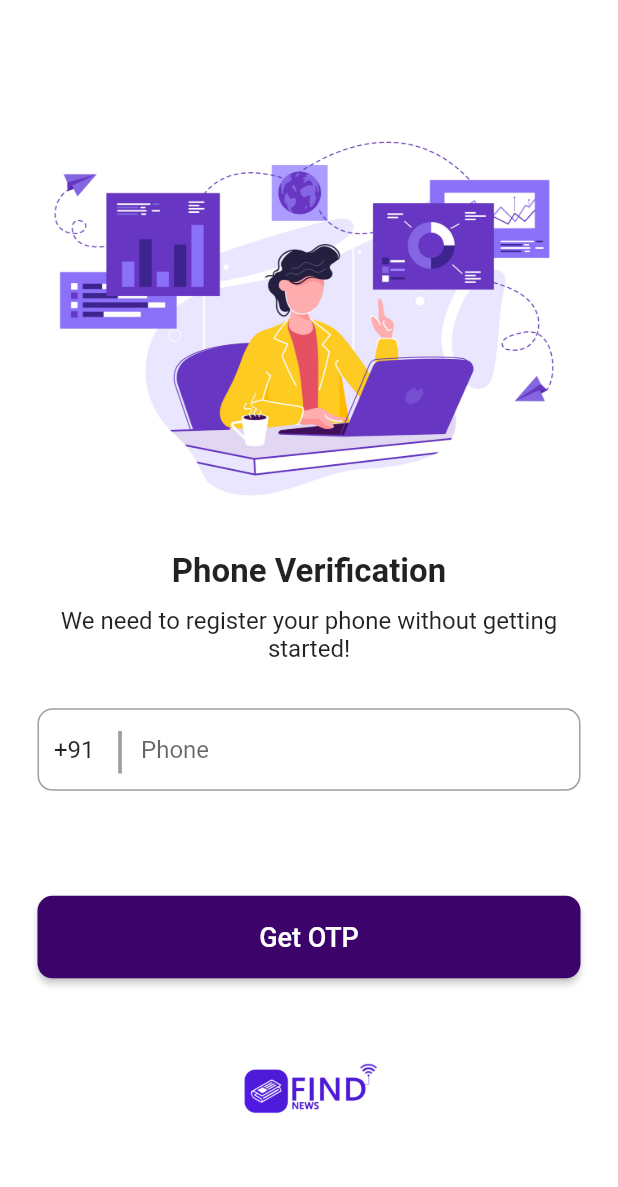
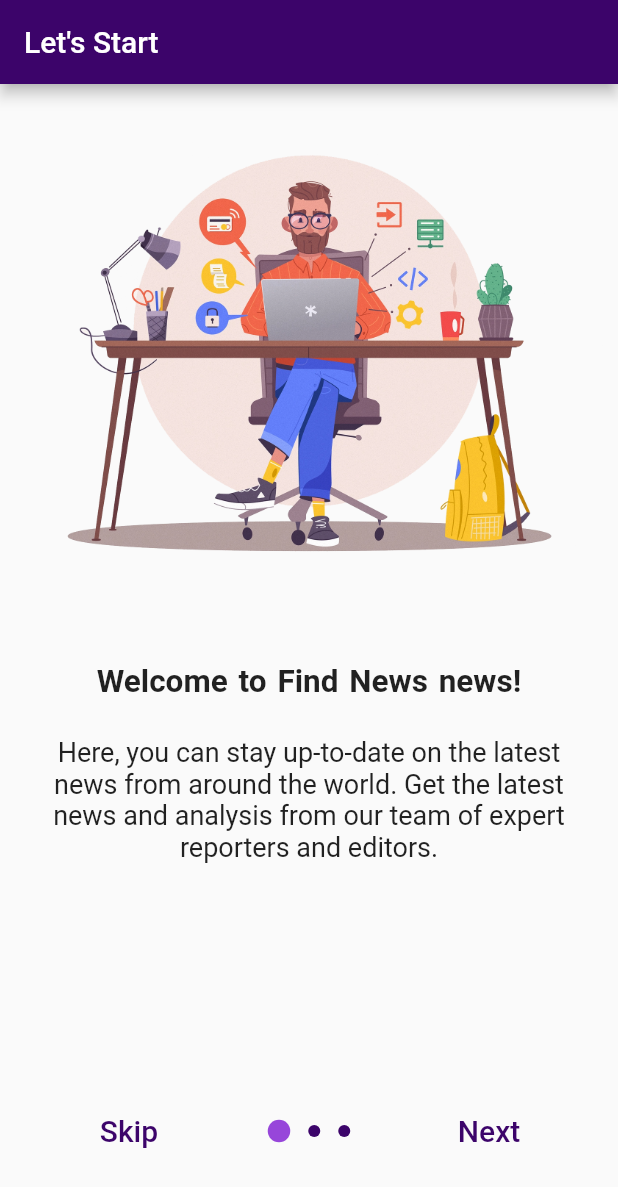
Before and after one commit to MeAnandCB/News_App_Firebase, a Flutter app: the screen it shows after launch, on a phone screen of 412 x 824 dp. Shown: the top 1187 px of the screen. Run offline on Flutter 3.47's test engine with Material 2 defaults, Android fonts, the phone set to English and light mode, and no system bars; drawn by our look-alikes of introduction_screen; our stand-ins replace firebase_auth, firebase_core, lottie, shared_preferences, webview_flutter; accounts and stored records are empty.

Commit message:
Third Commit

```diff
--- /dev/null
+++ b/lib/Introduction_Screen/indroduction_screen.dart
@@ -0,0 +1,98 @@
+import 'package:flutter/material.dart';
+import 'package:introduction_screen/introduction_screen.dart';
+import 'package:shared_preferences/shared_preferences.dart';
+
+import '../Screens/LogInPage.dart';
+
+class Intro extends StatelessWidget {
+  Intro({super.key});
+
+  final List<PageViewModel> pages = [
+    PageViewModel(
+      title: 'Welcome to Find News news!',
+      body:
+          'Here, you can stay up-to-date on the latest news from around the world. Get the latest news and analysis from our team of expert reporters and editors.',
+      image: Center(
+        child: Image.asset('assets/img/welcome.png'),
+      ),
+      decoration: const PageDecoration(
+        titleTextStyle: TextStyle(
+            fontSize: 21.0, fontWeight: FontWeight.bold, wordSpacing: 2),
+      ),
+    ),
+    PageViewModel(
+      title: 'Stay informed with the latest breaking news',
+      body:
+          "Stay informed with the latest breaking news and alerts. Our app will notify you of major events as they happen.",
+      image: Center(
+        child: Image.asset('assets/img/1stpage.png'),
+      ),
+      decoration: const PageDecoration(
+        titleTextStyle: TextStyle(
+            fontSize: 21.0, fontWeight: FontWeight.bold, wordSpacing: 2),
+      ),
+    ),
+    PageViewModel(
+      title: 'Thanks for choosing our news app.!!',
+      body:
+          "We're dedicated to bringing you the latest and most accurate news from around the world. ",
+      image: Center(
+        child: Image.asset('assets/img/2nd.png'),
+      ),
+      decoration: const PageDecoration(
+        titleTextStyle: TextStyle(
+            fontSize: 21.0, fontWeight: FontWeight.bold, wordSpacing: 2),
+      ),
+    ),
+  ];
+
+  @override
+  Widget build(BuildContext context) {
+    return Scaffold(
+      appBar: AppBar(
+        backgroundColor: Color.fromARGB(255, 60, 4, 106),
+        title: Text("Let's Start"),
+      ),
+      body: Padding(
+        padding: const EdgeInsets.symmetric(vertical: 20.0),
+        child: Padding(
+          padding: const EdgeInsets.all(10),
+          child: IntroductionScreen(
+              pages: pages,
+              dotsDecorator: const DotsDecorator(
+                  size: Size(8, 12),
+                  color: Color.fromARGB(255, 60, 4, 106),
+                  activeColor: Color.fromARGB(255, 151, 70, 218),
+                  activeSize: Size.square(15)),
+              showDoneButton: true,
+              done: const Text('Done',
+                  style: TextStyle(
+                    fontSize: 20,
+                    color: Color.fromARGB(255, 60, 4, 106),
+                  )),
+              showSkipButton: true,
+              skip: const Text('Skip',
+                  style: TextStyle(
+                    fontSize: 20,
+                    color: Color.fromARGB(255, 60, 4, 106),
+                  )),
+              showNextButton: true,
+              next: const Text('Next',
+                  style: TextStyle(
+                    fontSize: 20,
+                    color: Color.fromARGB(255, 60, 4, 106),
+                  )),
+              onDone: () => onDone(context),
+              curve: Curves.bounceInOut),
+        ),
+      ),
+    );
+  }
+}
+
+void onDone(context) async {
+  final preffer = await SharedPreferences.getInstance();
+  await preffer.setBool('On_Boarding', false);
+  Navigator.pushReplacement(
+      context, MaterialPageRoute(builder: (context) => MyPhone()));
+}
--- a/lib/main.dart
+++ b/lib/main.dart
@@ -1,8 +1,7 @@
 import 'package:firebase_core/firebase_core.dart';
 import 'package:flutter/material.dart';
 import 'package:newsapp_with_otp/view/spalsh.dart';
-
-import 'Screens/LogInPage.dart';
+import 'Introduction_Screen/indroduction_screen.dart';
 
 void main() async {
   WidgetsFlutterBinding.ensureInitialized();
@@ -42,7 +41,7 @@ class _MyAppState extends State<MyApp> {
         primarySwatch: Colors.blue,
       ),
       // ignore: prefer_const_constructors
-      home: showingSplash ? SplashScreen() : MyPhone(),
+      home: showingSplash ? SplashScreen() : Intro(),
     );
   }
 }
--- a/lib/view/widget/NewsContainer.dart
+++ b/lib/view/widget/NewsContainer.dart
@@ -3,7 +3,6 @@ import 'package:flutter/material.dart';
 import 'package:url_launcher/url_launcher.dart';
 
 import '../detail_view.dart';
-import 'newsContainerNew.dart';
 
 class NewsContainer extends StatelessWidget {
   String imgUrl;
--- a/pubspec.yaml
+++ b/pubspec.yaml
@@ -43,7 +43,10 @@ dependencies:
   pinput: ^2.2.21
   firebase_core: ^2.4.1
   firebase_auth: ^4.2.5
-  rich_alert: ^0.1.32
+  country_picker: ^2.0.19
+  introduction_screen: ^3.1.4
+  shared_preferences: ^2.0.16
+
 
 dev_dependencies:
   flutter_test:
```
Also changed, not shown: lib/Screens/favorate_selection_page.dart (added, +21 -0 lines), lib/view/widget/newsContainerNew.dart (deleted, +0 -36 lines), assets/img/1stpage.png (added), assets/img/2nd.png (added), assets/img/welcome.png (added), pubspec.lock, 1 other file.
